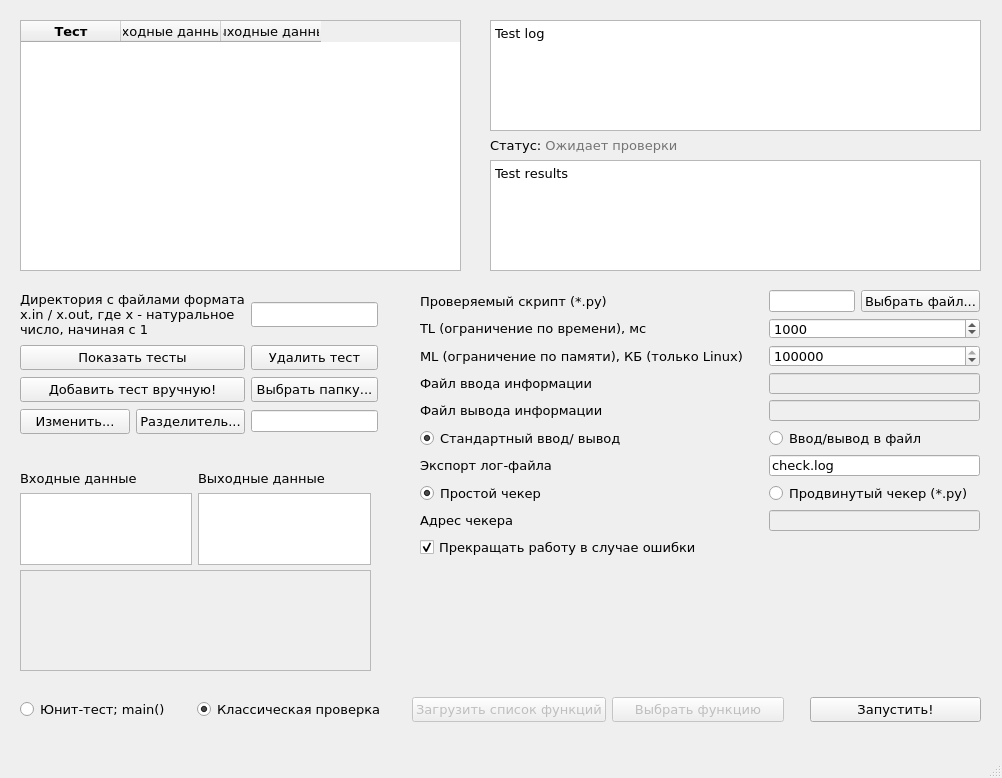
Above: tester.ui from lollihunter/Tester before the change. Below: the same form after it.
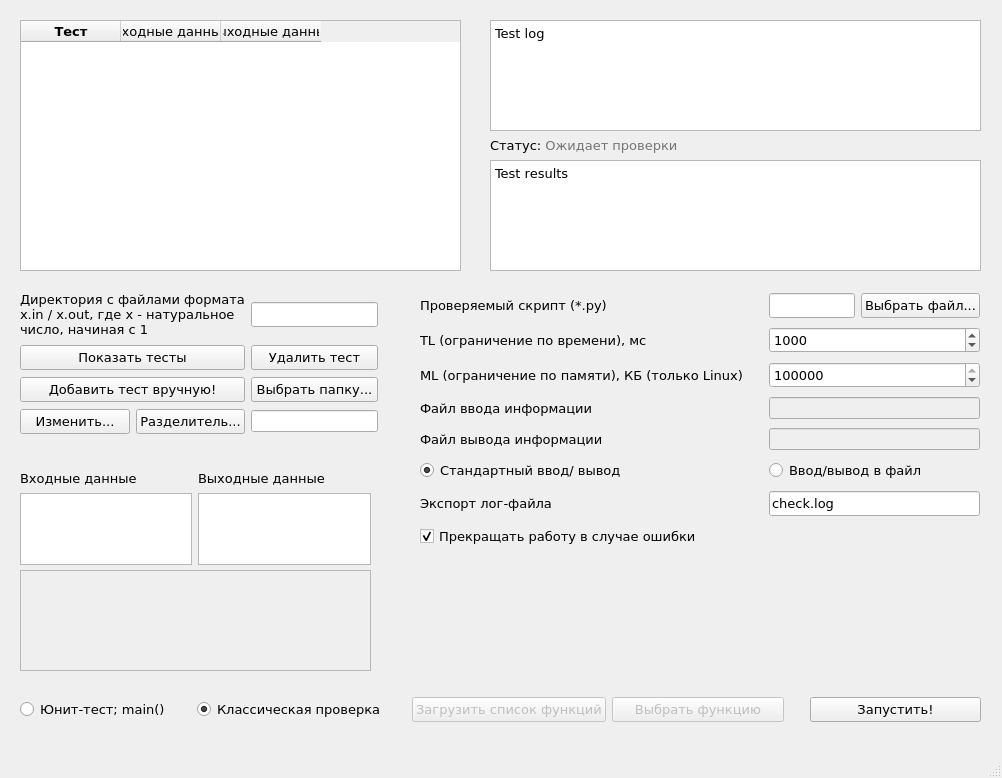
That is the form after the change.

```diff
--- a/tester.ui
+++ b/tester.ui
@@ -19,7 +19,7 @@
      <rect>
       <x>420</x>
       <y>570</y>
-      <width>250</width>
+      <width>365</width>
       <height>31</height>
      </rect>
     </property>
@@ -94,45 +94,6 @@
      </rect>
     </property>
     <layout class="QGridLayout" name="gridLayout">
-     <item row="8" column="2">
-      <widget class="QLineEdit" name="checkerfile">
-       <property name="enabled">
-        <bool>false</bool>
-       </property>
-      </widget>
-     </item>
-     <item row="7" column="0">
-      <widget class="QRadioButton" name="simple_check">
-       <property name="font">
-        <font>
-         <family>Verdana</family>
-         <pointsize>10</pointsize>
-        </font>
-       </property>
-       <property name="text">
-        <string>Простой чекер</string>
-       </property>
-       <property name="checked">
-        <bool>true</bool>
-       </property>
-       <attribute name="buttonGroup">
-        <string notr="true">io</string>
-       </attribute>
-      </widget>
-     </item>
-     <item row="8" column="0">
-      <widget class="QLabel" name="label_9">
-       <property name="font">
-        <font>
-         <family>Verdana</family>
-         <pointsize>10</pointsize>
-        </font>
-       </property>
-       <property name="text">
-        <string>Адрес чекера</string>
-       </property>
-      </widget>
-     </item>
      <item row="4" column="0">
       <widget class="QLabel" name="label_4">
        <property name="font">
@@ -172,8 +133,11 @@
        </property>
       </spacer>
      </item>
-     <item row="7" column="2">
-      <widget class="QRadioButton" name="advanced_check">
+     <item row="5" column="2">
+      <widget class="QRadioButton" name="fileio">
+       <property name="enabled">
+        <bool>true</bool>
+       </property>
        <property name="font">
         <font>
          <family>Verdana</family>
@@ -181,7 +145,7 @@
         </font>
        </property>
        <property name="text">
-        <string>Продвинутый чекер (*.py)</string>
+        <string>Ввод/вывод в файл</string>
        </property>
        <attribute name="buttonGroup">
         <string notr="true">io</string>
@@ -330,26 +294,7 @@
        </attribute>
       </widget>
      </item>
-     <item row="5" column="2">
-      <widget class="QRadioButton" name="fileio">
-       <property name="enabled">
-        <bool>true</bool>
-       </property>
-       <property name="font">
-        <font>
-         <family>Verdana</family>
-         <pointsize>10</pointsize>
-        </font>
-       </property>
-       <property name="text">
-        <string>Ввод/вывод в файл</string>
-       </property>
-       <attribute name="buttonGroup">
-        <string notr="true">checker</string>
-       </attribute>
-      </widget>
-     </item>
-     <item row="9" column="0">
+     <item row="7" column="0">
       <widget class="QCheckBox" name="stopiffailed">
        <property name="font">
         <font>
@@ -375,6 +320,9 @@
            <pointsize>10</pointsize>
           </font>
          </property>
+         <property name="readOnly">
+          <bool>true</bool>
+         </property>
         </widget>
        </item>
        <item>
```
Left out of the diff: 179 changed lines with no effect on the pictures.
